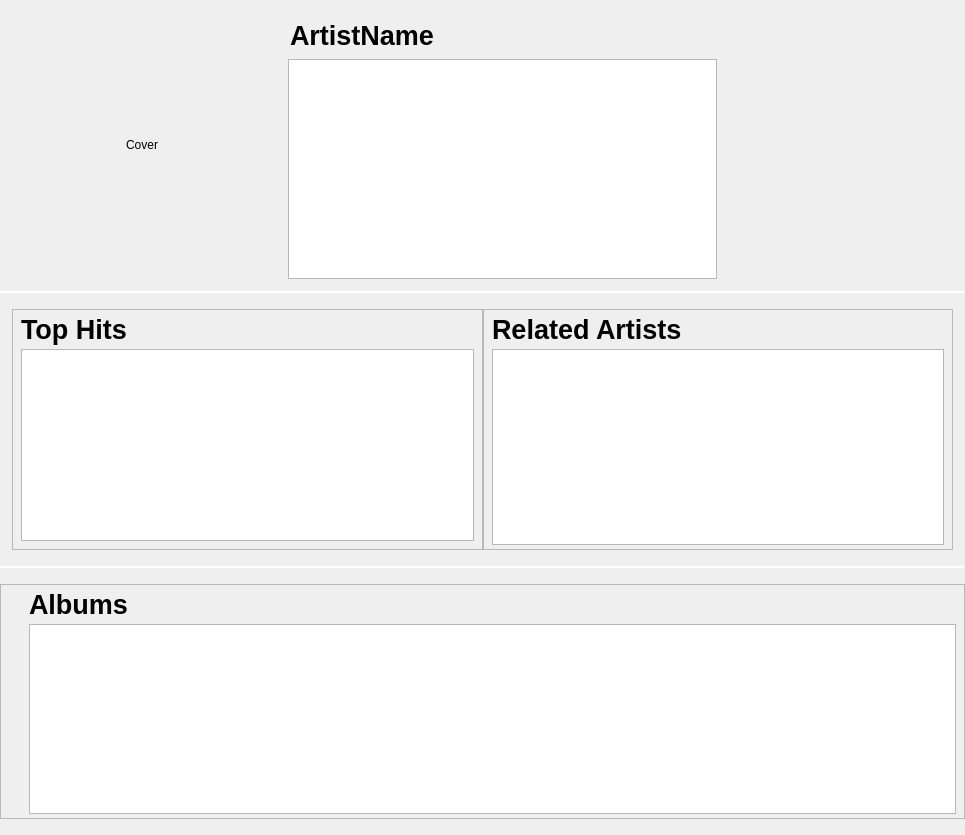
Old version of the form src/libtomahawk/widgets/infowidgets/ArtistInfoWidget.ui in the repository tomahawk-player/tomahawk.
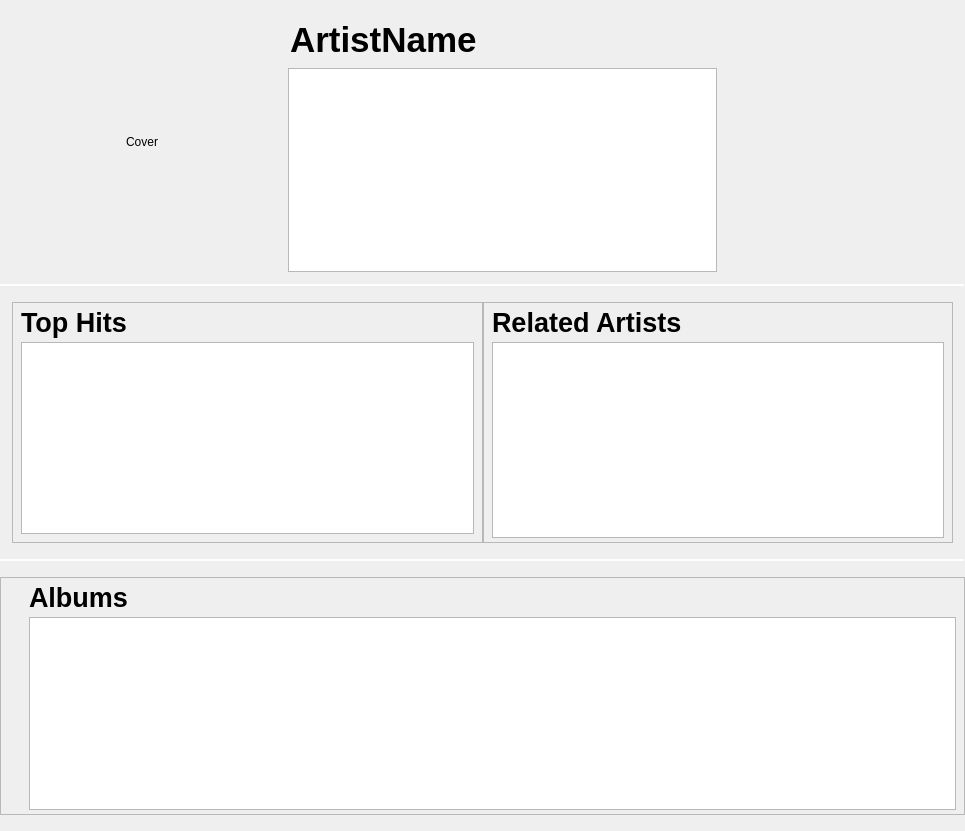
New version of the form. Custom widgets are drawn as their Qt base class.

Commit message: * Fixed Artist page's header size and moved font definitions to .ui file.

Diff of the .ui file:
```diff
--- a/src/libtomahawk/widgets/infowidgets/ArtistInfoWidget.ui
+++ b/src/libtomahawk/widgets/infowidgets/ArtistInfoWidget.ui
@@ -7,7 +7,7 @@
     <x>0</x>
     <y>0</y>
     <width>965</width>
-    <height>822</height>
+    <height>831</height>
    </rect>
   </property>
   <property name="windowTitle">
@@ -77,7 +77,7 @@
          </property>
          <property name="font">
           <font>
-           <pointsize>20</pointsize>
+           <pointsize>26</pointsize>
            <weight>75</weight>
            <bold>true</bold>
           </font>
@@ -101,9 +101,14 @@
          <property name="minimumSize">
           <size>
            <width>0</width>
-           <height>220</height>
+           <height>190</height>
           </size>
          </property>
+         <property name="font">
+          <font>
+           <pointsize>13</pointsize>
+          </font>
+         </property>
          <property name="horizontalScrollBarPolicy">
           <enum>Qt::ScrollBarAlwaysOff</enum>
          </property>
```
The commit also changes 1 other file.
